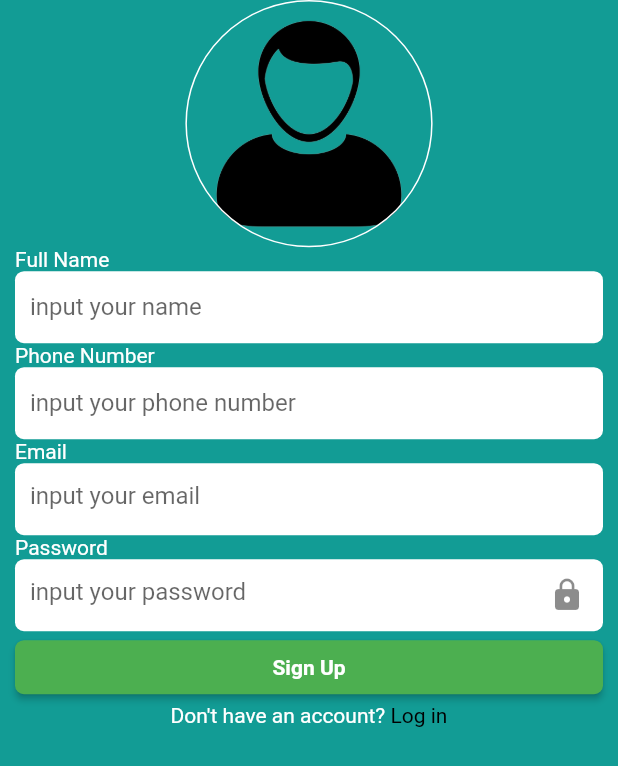
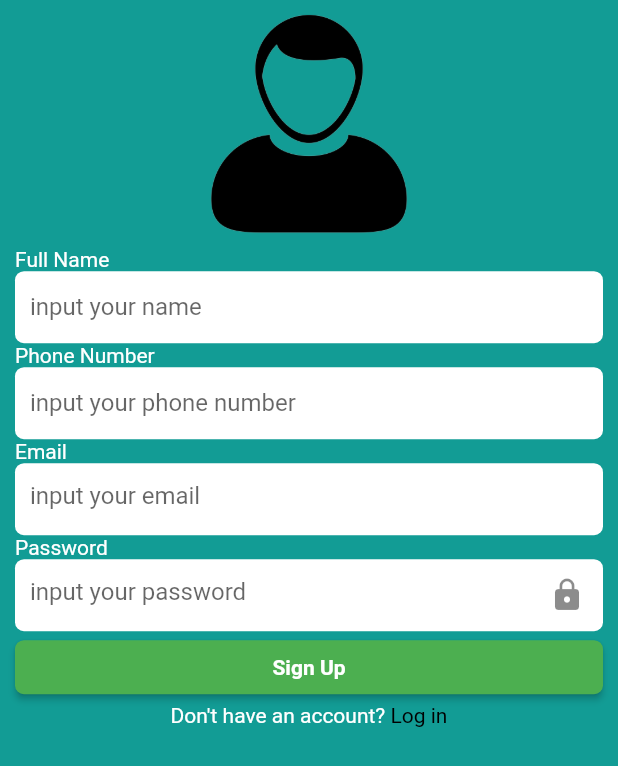
Before and after one commit to jahangircpi/ECommerceTech, a Flutter app: the screen it shows after launch, after a tap on "Sign Up", on a phone screen of 412 x 824 dp. Shown: the top 766 px of the screen. Run offline on Flutter 3.47's test engine with Material 2 defaults, Android fonts, the phone set to English and light mode, and no system bars; our stand-ins replace another_flushbar, cloud_firestore, dio, firebase_auth, firebase_core, firebase_storage and 3 more; missing offline and left inert: ud_design; accounts and stored records are empty.

Commit message:
sign up error fixed

```diff
--- a/lib/controllers/auth/edit_profile_controller.dart
+++ b/lib/controllers/auth/edit_profile_controller.dart
@@ -2,12 +2,10 @@ import 'dart:io';
 import 'package:boilerplate/controllers/auth/auth_controller.dart';
 import 'package:boilerplate/utilities/constants/keys.dart';
 import 'package:boilerplate/utilities/widgets/snacbar.dart';
-import 'package:cloud_firestore/cloud_firestore.dart';
 import 'package:firebase_auth/firebase_auth.dart';
 import 'package:firebase_storage/firebase_storage.dart';
 import 'package:flutter/foundation.dart';
 import 'package:get/get.dart';
-import 'package:get/get_state_manager/get_state_manager.dart';
 import 'package:image_picker/image_picker.dart';
 import '../../utilities/constants/enums.dart';
 import '../../utilities/functions/print.dart';
--- a/lib/controllers/products/category_controller.dart
+++ b/lib/controllers/products/category_controller.dart
@@ -1,7 +1,6 @@
 import 'dart:convert';
 import 'package:boilerplate/models/products_lists_model.dart';
 import 'package:boilerplate/utilities/constants/keys.dart';
-import 'package:boilerplate/utilities/functions/print.dart';
 import 'package:boilerplate/utilities/services/shared_pref.dart';
 import 'package:dio/dio.dart';
 import 'package:get/get_state_manager/get_state_manager.dart';
@@ -57,7 +56,6 @@ class CCategory extends GetxController {
 
       categoryDataState = DataState.loaded;
     } catch (e) {
-      printer('or here');
       categoryDataState = DataState.error;
     }
     notify();
--- a/lib/controllers/products/latest_product_controller.dart
+++ b/lib/controllers/products/latest_product_controller.dart
@@ -15,7 +15,6 @@ class CLatestProducts extends GetxController {
       SharedPreferencesService.instance
           .getString(PKeys.latestProducts)
           .then((value) {
-        printer(value);
         if (value.isNotEmpty) {
           latestProductsLists = MProducts.decode(value);
           getDataController(dataState: DataState.loaded);
--- a/lib/views/auth/sign_in.dart
+++ b/lib/views/auth/sign_in.dart
@@ -1,3 +1,4 @@
+import 'package:boilerplate/utilities/constants/assets.dart';
 import 'package:boilerplate/utilities/constants/themes.dart';
 import 'package:boilerplate/utilities/widgets/button.dart';
 import 'package:boilerplate/utilities/widgets/snacbar.dart';
@@ -41,8 +42,11 @@ class _SignInScreenState extends State<SignInScreen> {
               horizontal: PThemes.padding,
             ),
             child: Column(
-              mainAxisAlignment: MainAxisAlignment.center,
               children: <Widget>[
+                gapY(40),
+                Image.asset(
+                  PAssets.splashLogo,
+                ),
                 PTextField(
                   controller: emailTxtCtrl,
                   label: "Email",
--- a/lib/views/auth/sign_up.dart
+++ b/lib/views/auth/sign_up.dart
@@ -127,7 +127,10 @@ class _SignUpScreenState extends State<SignUpScreen> {
   GetBuilder<CAuth> imageSection(Size size) {
     return GetBuilder<CAuth>(
       builder: ((authController) {
-        return InkWell(
+        return Stack(
+          children: [
+            Center(
+              child: InkWell(
                   onTap: () {
                     showModalBottomSheet(
                         context: context,
@@ -167,32 +170,22 @@ class _SignUpScreenState extends State<SignUpScreen> {
                           );
                         });
                   },
-          child: Stack(
-            children: [
-              Center(
-                child: Container(
-                  width: size.width * 0.5,
+                  child: authController.profileImage != null
+                      ? ClipRRect(
+                          borderRadius: BorderRadius.circular(100),
+                          child: Image.file(
+                            authController.profileImage!,
                             height: size.height * 0.2,
-                  decoration: BoxDecoration(
-                    border: Border.all(
-                      color: Colors.white,
+                            width: size.width * 0.4,
+                            fit: BoxFit.cover,
                           ),
-                    shape: BoxShape.circle,
-                    image: authController.profileImage == null
-                        ? const DecorationImage(
-                            image: AssetImage(
+                        )
+                      : Image.asset(
                           PAssets.personLogo,
-                            ),
-                            fit: BoxFit.contain,
-                          )
-                        : DecorationImage(
-                            image: FileImage(
-                              authController.profileImage!,
-                            ),
-                            fit: BoxFit.contain,
-                          ),
-                  ),
-                ),
+                          height: size.height * 0.2,
+                          width: size.width * 0.4,
+                          fit: BoxFit.cover,
+                        )),
             ),
             authController.imageTakingState == DataState.loading
                 ? const Center(
@@ -200,7 +193,6 @@ class _SignUpScreenState extends State<SignUpScreen> {
                   )
                 : const SizedBox.shrink(),
           ],
-          ),
         );
       }),
     );
--- a/lib/views/home/category_products/single_category_screen.dart
+++ b/lib/views/home/category_products/single_category_screen.dart
@@ -2,7 +2,6 @@ import 'package:boilerplate/controllers/products/category_controller.dart';
 import 'package:boilerplate/models/products_lists_model.dart';
 import 'package:boilerplate/utilities/constants/assets.dart';
 import 'package:boilerplate/utilities/functions/callback.dart';
-import 'package:boilerplate/utilities/functions/print.dart';
 import 'package:boilerplate/utilities/widgets/loader/loader.dart';
 import 'package:boilerplate/utilities/widgets/network_image.dart';
 import 'package:boilerplate/utilities/widgets/textfield.dart';
@@ -36,7 +35,6 @@ class _SingleCategoryProductsScreenState
   void initState() {
     super.initState();
     callBack(() {
-      printer(widget.titleofPage);
       SharedPreferencesService.instance
           .getString(widget.titleofPage)
           .then((value) async {
--- a/lib/views/home/components/app_bar.dart
+++ b/lib/views/home/components/app_bar.dart
@@ -1,4 +1,3 @@
-import 'package:boilerplate/utilities/functions/print.dart';
 import 'package:boilerplate/utilities/services/navigation.dart';
 import 'package:boilerplate/utilities/widgets/network_image.dart';
 import 'package:cloud_firestore/cloud_firestore.dart';
@@ -32,7 +31,6 @@ class AppBarHome extends StatelessWidget {
           children: [
             GetBuilder<CAuth>(
               builder: ((autController) {
-                printer(authController.user!.uid);
                 return StreamBuilder(
                   stream: PKeys.userCollection
                       .where(
@@ -43,7 +41,6 @@ class AppBarHome extends StatelessWidget {
                   builder:
                       ((context, AsyncSnapshot<QuerySnapshot> personalPost) {
                     if (personalPost.hasData) {
-                      printer(personalPost.data!.docs.length);
                       var users = personalPost.data!.docs[0];
                       return personalPost.data!.docs.isEmpty
                           ? const SizedBox.shrink()
```
Also changed, not shown: lib/controllers/auth/auth_controller.dart (+5 -4 lines), lib/views/home/components/edit_profile.dart (+5 -5 lines). Lines whose indentation alone changed are shown as unchanged.
